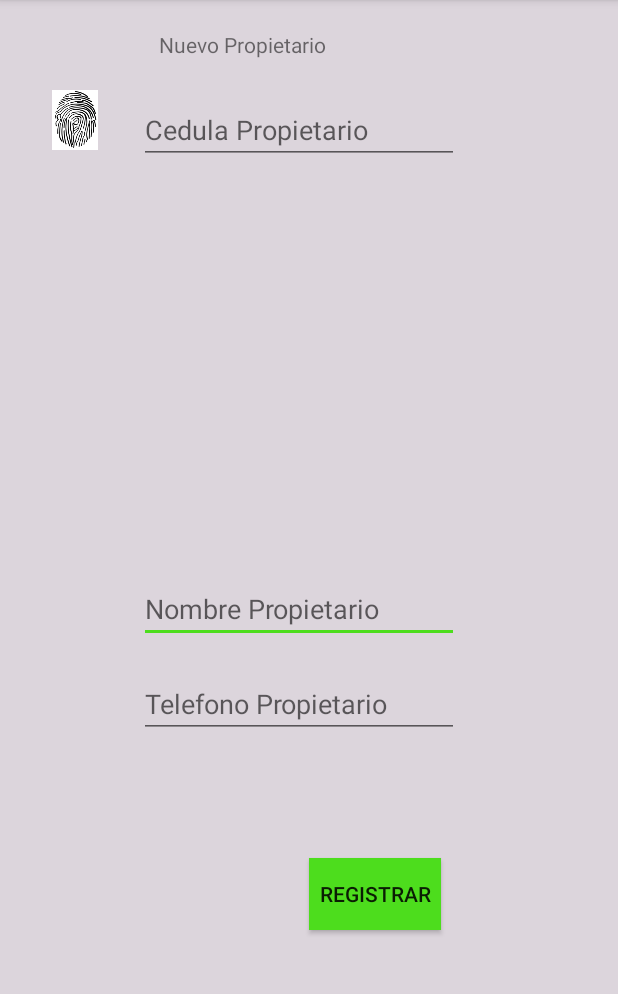
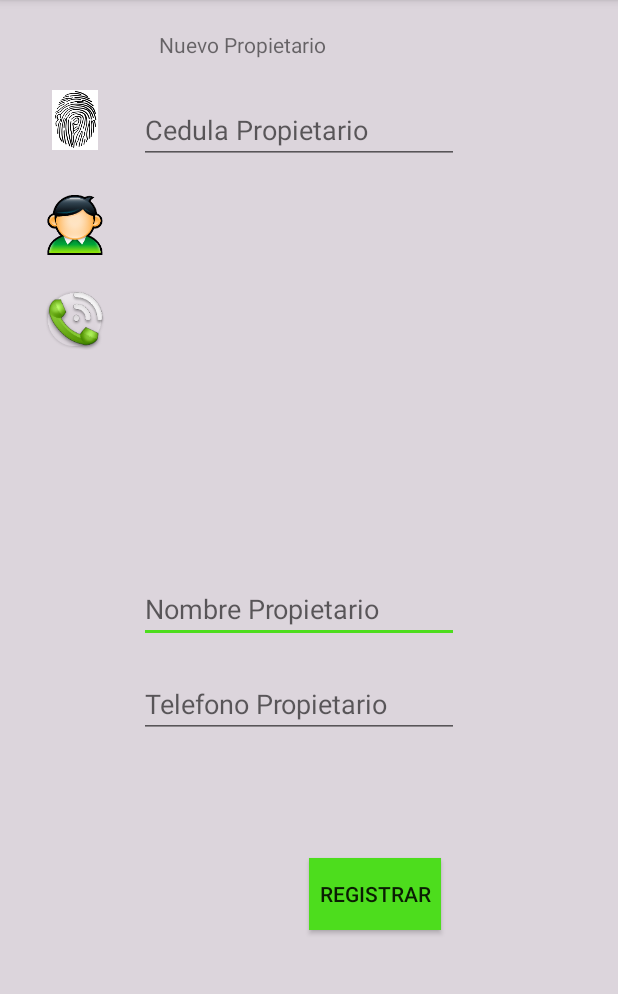
Before and after one commit to Deivisosorio3/MyApplication2, an Android app: the RegistroPropietario screen opened directly, with no data from a screen before it, on a phone screen of 412 x 824 dp, the part 84-1078 px from its top. Run offline under Robolectric (Android 15) with nearby library versions, the phone set to English and light mode, and no system bars.

Commit message:
imagenes

```diff
--- a/app/src/main/res/layout/activity_registro_propietario.xml
+++ b/app/src/main/res/layout/activity_registro_propietario.xml
@@ -12,6 +12,14 @@
     android:layout_marginTop="60dp"
     android:layout_marginLeft="30dp"
     app:srcCompat="@mipmap/huell"/>
+
+
+    <ImageView
+        android:layout_width="40dp"
+        android:layout_height="40dp"
+        android:layout_marginTop="130dp"
+        android:layout_marginLeft="30dp"
+        app:srcCompat="@mipmap/propietario"/>
 
 <TextView
     android:layout_width="200dp"
@@ -75,4 +83,11 @@
         android:layout_alignEnd="@+id/edt_cedula_propietario"
         android:layout_marginBottom="148dp" />
 
+    <ImageView
+        android:layout_width="40dp"
+        android:layout_height="40dp"
+        android:layout_marginTop="193dp"
+        android:layout_marginLeft="30dp"
+        app:srcCompat="@mipmap/telefono"/>
+
 </RelativeLayout>
```
Also changed, not shown: app/src/main/res/layout/activity_registro_mascota.xml (+11 -0 lines), app/src/main/res/mipmap-xxxhdpi/perro.png (added), app/src/main/res/mipmap-xxxhdpi/propietario.png (added), app/src/main/res/mipmap-xxxhdpi/telefono.png (added).
